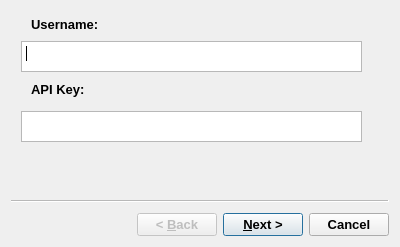
Qt form setup.ui (PassMasters/V2-Password-Manager) before a commit.
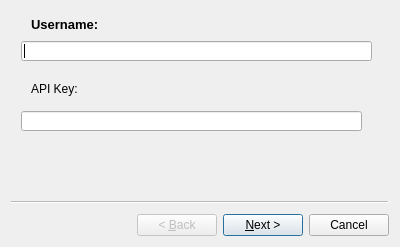
The same form after that commit.

Diff of the .ui file:
```diff
--- a/setup.ui
+++ b/setup.ui
@@ -12,9 +12,9 @@
   </property>
   <property name="font">
    <font>
-    <pointsize>10</pointsize>
-    <weight>75</weight>
-    <bold>true</bold>
+    <pointsize>9</pointsize>
+    <weight>50</weight>
+    <bold>false</bold>
    </font>
   </property>
   <property name="windowTitle">
@@ -44,16 +44,6 @@
      <string>Username:</string>
     </property>
    </widget>
-   <widget class="QPlainTextEdit" name="plainTextEdit">
-    <property name="geometry">
-     <rect>
-      <x>10</x>
-      <y>30</y>
-      <width>341</width>
-      <height>31</height>
-     </rect>
-    </property>
-   </widget>
    <widget class="QLabel" name="label_2">
     <property name="geometry">
      <rect>
@@ -67,13 +57,23 @@
      <string>API Key:</string>
     </property>
    </widget>
-   <widget class="QTextEdit" name="textEdit">
+   <widget class="QLineEdit" name="Username">
+    <property name="geometry">
+     <rect>
+      <x>10</x>
+      <y>30</y>
+      <width>351</width>
+      <height>20</height>
+     </rect>
+    </property>
+   </widget>
+   <widget class="QLineEdit" name="apikey">
     <property name="geometry">
      <rect>
       <x>10</x>
       <y>100</y>
       <width>341</width>
-      <height>31</height>
+      <height>20</height>
      </rect>
     </property>
    </widget>
```
Left out of the diff: 4 changed lines with no effect on the pictures.
